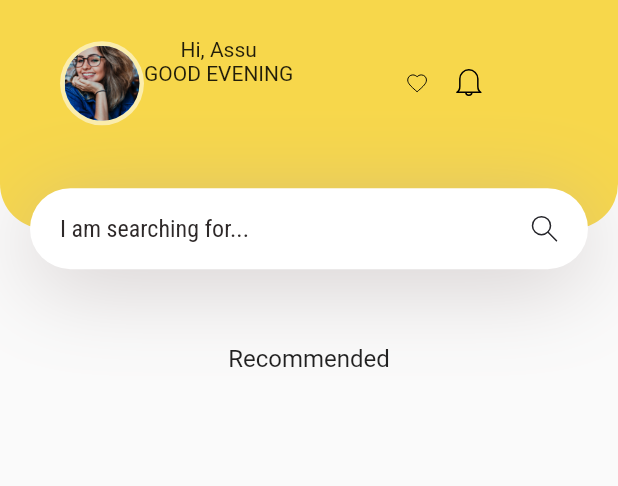
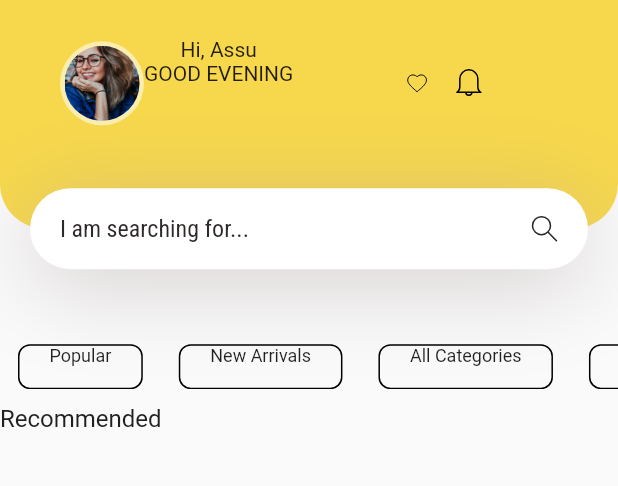
Before and after one commit to ka-kiran/steamly-e-commerce-app-flutter, a Flutter app: the screen it shows after launch, on a phone screen of 412 x 824 dp, the part 62-548 px from its top. Run offline on Flutter 3.47's test engine with Material 2 defaults, Android fonts, the phone set to English and light mode, and no system bars; our stand-ins replace animated_splash_screen, firebase_auth, flutter_svg, google_fonts; accounts and stored records are empty.

```diff
--- a/lib/utils/constants.dart
+++ b/lib/utils/constants.dart
@@ -6,6 +6,6 @@ const double myDefaultMargin = 20.0; // default margin value
 const splashScreenBackgroundColor = Color(0xffF7D74B);
 const skipButtonColor = Color(0xffffff);
 const loginButtonColor = Color(0xff010101);
-const mainTextColor = Color(0xff20202020);
+const mainTextColor = Color(0xff202020);
 const myShadowColor = Color(0xffAEA2A2);
 const hintTextSearchColor = Color(0xff2E2929);
--- a/lib/widgets/home_widgets/home_body.dart
+++ b/lib/widgets/home_widgets/home_body.dart
@@ -20,13 +20,25 @@ class HomePageBody extends StatelessWidget {
               size:
                   size), // extracted widget accessed from home_widgets/header_with_searchbox.dart
           Container(
+            child:
+                NavigationBelowSearch(), // widget for navigation section below the search box
+          ),
+          SizedBox(
+            height: 10.0,
+          ),
+          Container(
             height: 24,
             child: Stack(
-              children:<Widget> [
-                Text("Recommended", style: TextStyle(
-                  fontFamily: GoogleFonts.roboto().fontFamily,
-                  fontSize: 16.0,
-                ),)
+              children: <Widget>[
+                Text(
+                  "Recommended",
+                  style: TextStyle(
+                    fontFamily: GoogleFonts.roboto().fontFamily,
+                    fontSize: 16.0,
+                    color: mainTextColor,
+                  ),
+                ),
+                Container(),
               ],
             ),
           ),
@@ -35,3 +47,57 @@ class HomePageBody extends StatelessWidget {
     );
   }
 }
+
+// navigation section below the search box widget
+class NavigationBelowSearch extends StatefulWidget {
+  const NavigationBelowSearch({Key? key}) : super(key: key);
+
+  @override
+  _NavigationBelowSearchState createState() => _NavigationBelowSearchState();
+}
+
+class _NavigationBelowSearchState extends State<NavigationBelowSearch> {
+  List<String> navSection = [
+    "Popular",
+    "New Arrivals",
+    "All Categories",
+    "Offers",
+    "Luxury",
+  ];
+  @override
+  Widget build(BuildContext context) {
+    return SizedBox(
+      height: 30.0,
+      child: ListView.builder(
+        scrollDirection: Axis.horizontal, // scroll towards horizontal direction
+        itemCount: navSection.length,
+        itemBuilder: (context, index) => buildNavSection(index),
+      ),
+    );
+  }
+
+// widget to build navigation section below search box
+  Widget buildNavSection(int index) {
+    return Padding(
+      padding: const EdgeInsets.symmetric(horizontal: 12.0),
+      // Container widget with box decorated microinteraction nav section
+      child: Container(
+        height: 20.0,
+        padding: EdgeInsets.only(left: 20.0, right: 20.0),
+        decoration: BoxDecoration(
+          border: Border.all(
+            color: Colors.black,
+          ),
+          borderRadius: BorderRadius.circular(8.0),
+        ),
+        child: Text(
+          navSection[index], // pass navigation bar list
+          style: TextStyle(
+            fontWeight: FontWeight.normal,
+            fontSize: 12.0,
+          ),
+        ),
+      ),
+    );
+  }
+}
```
